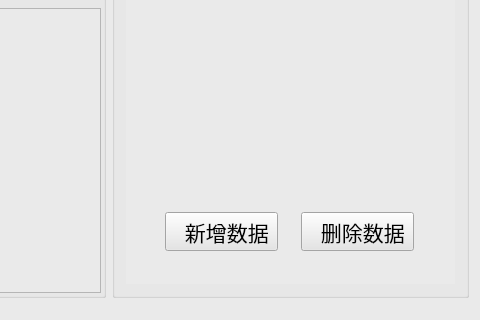
This is DBShower.ui in LWANG670/RobotOfflineBend as Qt 5 draws it before an edit; both pictures show x 1052 to 1532 and y 358 to 678 of the 1532 by 678 pixel window. The edited form follows.
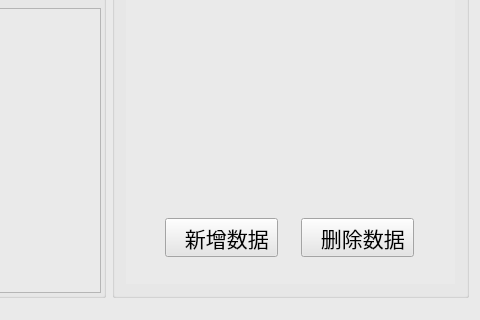
This is the edited form. Icons and pictures are not drawn.

What changed in the file:
```diff
--- a/DBShower.ui
+++ b/DBShower.ui
@@ -427,7 +427,7 @@
             <layout class="QVBoxLayout" name="verticalLayout_7">
              <item>
               <widget class="QWidget" name="widget_3" native="true">
-               <layout class="QVBoxLayout" name="verticalLayout_2" stretch="6,1">
+               <layout class="QVBoxLayout" name="verticalLayout_2" stretch="7,1">
                 <item>
                  <widget class="QWidget" name="widget_4" native="true">
                   <layout class="QVBoxLayout" name="verticalLayout_25">
```
Left out of the diff: 8 changed lines with no effect on the pictures.
